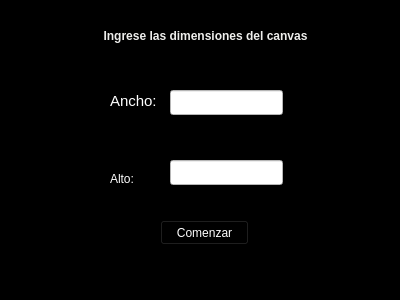
Above: PaintPlus/initialwindow.ui from KendallMM/CPainterPlus before the change. Below: the same form after it.
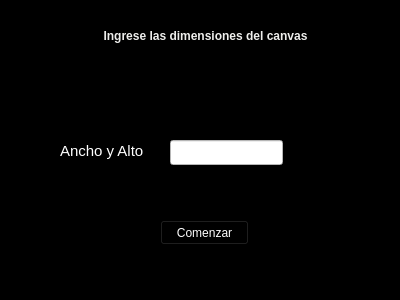
That is the form after the change.

Diff of the .ui file:
```diff
--- a/PaintPlus/initialwindow.ui
+++ b/PaintPlus/initialwindow.ui
@@ -43,9 +43,9 @@
   <widget class="QLabel" name="lblancho">
    <property name="geometry">
     <rect>
-     <x>110</x>
-     <y>90</y>
-     <width>51</width>
+     <x>60</x>
+     <y>140</y>
+     <width>91</width>
      <height>21</height>
     </rect>
    </property>
@@ -59,44 +59,14 @@
     <string notr="true">color: rgb(255, 255, 255);</string>
    </property>
    <property name="text">
-    <string>Ancho:</string>
-   </property>
-  </widget>
-  <widget class="QLabel" name="lblalto">
-   <property name="geometry">
-    <rect>
-     <x>110</x>
-     <y>170</y>
-     <width>41</width>
-     <height>17</height>
-    </rect>
-   </property>
-   <property name="styleSheet">
-    <string notr="true">color: rgb(255, 255, 255);</string>
-   </property>
-   <property name="text">
-    <string>Alto:</string>
+    <string>Ancho y Alto</string>
    </property>
   </widget>
   <widget class="QLineEdit" name="lineancho">
    <property name="geometry">
     <rect>
      <x>170</x>
-     <y>90</y>
-     <width>113</width>
-     <height>25</height>
-    </rect>
-   </property>
-   <property name="styleSheet">
-    <string notr="true">color: rgb(0, 0, 0);
-background-color: rgb(255, 255, 255);</string>
-   </property>
-  </widget>
-  <widget class="QLineEdit" name="linealto">
-   <property name="geometry">
-    <rect>
-     <x>170</x>
-     <y>160</y>
+     <y>140</y>
      <width>113</width>
      <height>25</height>
     </rect>
```
